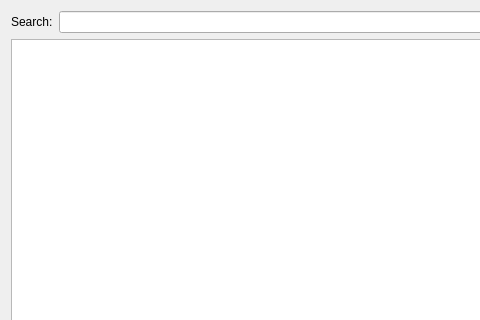
This is src/components/RouteAnalyser/OpenFavouriteDialog.ui in nedrysoft/pingnoo as Qt 5 draws it before an edit; both pictures show x 0 to 480 and y 0 to 320 of the 784 by 599 pixel window. The edited form follows.
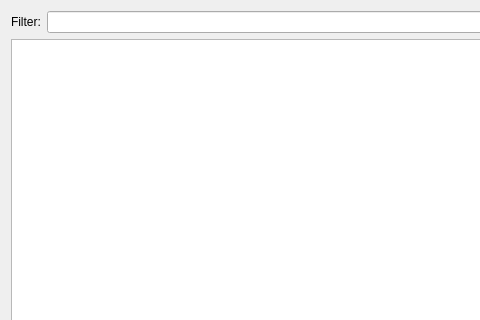
This is the edited form.

What changed in the file:
```diff
--- a/src/components/RouteAnalyser/OpenFavouriteDialog.ui
+++ b/src/components/RouteAnalyser/OpenFavouriteDialog.ui
@@ -19,7 +19,7 @@
      <item>
       <widget class="QLabel" name="label">
        <property name="text">
-        <string>Search:</string>
+        <string>Filter:</string>
        </property>
       </widget>
      </item>
```
Left out of the diff: 23 changed lines with no effect on the pictures.
